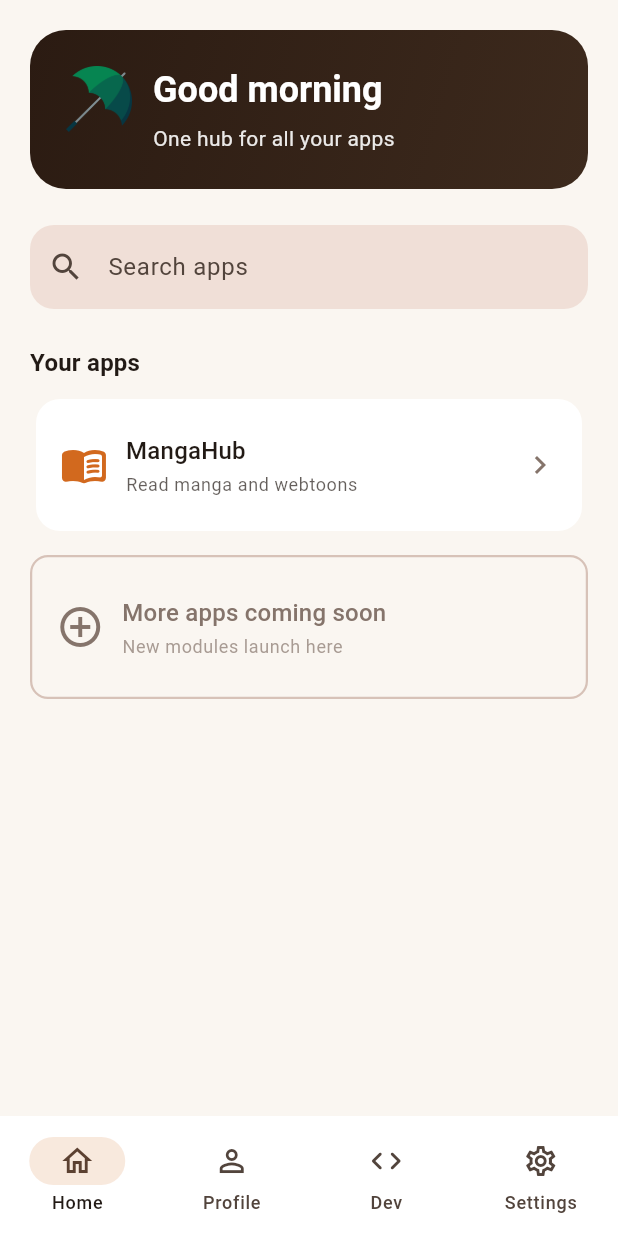
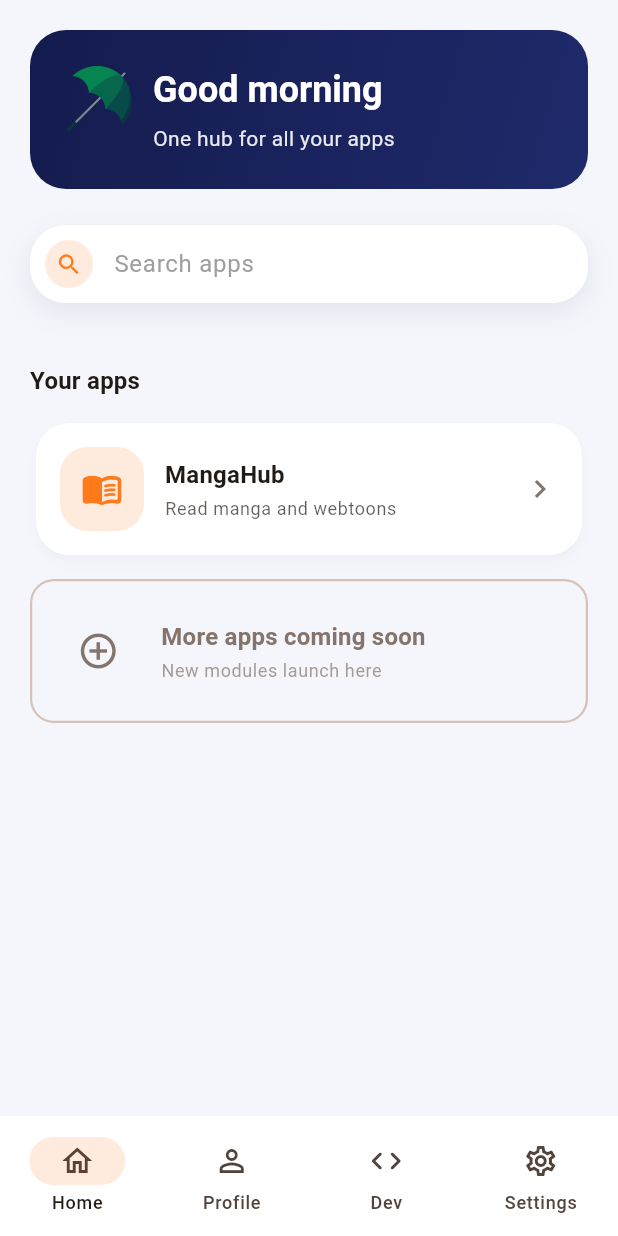
Before and after one commit to johncarlo-dizon/umbra, a Flutter app: the screen it shows after launch, on a phone screen of 412 x 824 dp. Run offline on Flutter 3.47's test engine with Material 3 defaults, Android fonts, the light colour scheme and no system bars; our stand-ins replace cached_network_image, go_router, supabase_flutter; accounts and stored records are empty.

Commit message:
update UI

```diff
--- a/lib/apps/mangahub/screens/mangahub_home_screen.dart
+++ b/lib/apps/mangahub/screens/mangahub_home_screen.dart
@@ -28,6 +28,7 @@ class _MangaHubHomeScreenState extends State<MangaHubHomeScreen>
   bool _isSearching = false;
   final _searchController = TextEditingController();
   final _continueReadingKey = GlobalKey<_ContinueReadingRowState>();
+
   List<Map<String, String>> _genres = [];
   String? _selectedGenreId;
   String? _selectedGenreName;
@@ -96,14 +97,12 @@ class _MangaHubHomeScreenState extends State<MangaHubHomeScreen>
       if (!mounted) return;
       setState(() => _genres = genres);
     } catch (_) {
-      // Silent failure — genre chips just won't show. Not critical
-      // enough to block the rest of the screen with an error state.
+      // Silent failure — genre chips just won't show.
     }
   }
 
   Future<void> _selectGenre(String tagId, String name) async {
     if (_selectedGenreId == tagId) {
-      // Tapping the same genre again clears the filter.
       setState(() {
         _selectedGenreId = null;
         _selectedGenreName = null;
@@ -135,7 +134,7 @@ class _MangaHubHomeScreenState extends State<MangaHubHomeScreen>
   }
 
   Future<void> _onSearchChanged(String query) async {
-    setState(() {}); // refresh clear-button visibility as text changes
+    setState(() {});
     if (query.trim().isEmpty) {
       setState(() {
         _searchResults = null;
@@ -187,10 +186,15 @@ class _MangaHubHomeScreenState extends State<MangaHubHomeScreen>
                     children: [
                       Container(
                         decoration: BoxDecoration(
-                          color: Theme.of(
-                            context,
-                          ).colorScheme.surfaceContainerHighest,
+                          color: Colors.white,
                           borderRadius: BorderRadius.circular(28),
+                          boxShadow: [
+                            BoxShadow(
+                              color: AppColors.navy.withValues(alpha: 0.08),
+                              blurRadius: 16,
+                              offset: const Offset(0, 6),
+                            ),
+                          ],
                         ),
                         child: TextField(
                           controller: _searchController,
@@ -199,16 +203,24 @@ class _MangaHubHomeScreenState extends State<MangaHubHomeScreen>
                           style: Theme.of(context).textTheme.bodyLarge,
                           decoration: InputDecoration(
                             hintText: 'Search titles, genres, authors',
-                            hintStyle: TextStyle(
-                              color: Theme.of(
-                                context,
-                              ).colorScheme.onSurfaceVariant,
-                            ),
-                            prefixIcon: Icon(
-                              Icons.search,
-                              color: Theme.of(
-                                context,
-                              ).colorScheme.onSurfaceVariant,
+                            hintStyle: TextStyle(color: Colors.grey.shade500),
+                            prefixIcon: Padding(
+                              padding: const EdgeInsets.all(10),
+                              child: Container(
+                                width: 32,
+                                height: 32,
+                                decoration: BoxDecoration(
+                                  color: AppColors.orange.withValues(
+                                    alpha: 0.15,
+                                  ),
+                                  shape: BoxShape.circle,
+                                ),
+                                child: Icon(
+                                  Icons.search,
+                                  size: 18,
+                                  color: AppColors.orange,
+                                ),
+                              ),
                             ),
                             suffixIcon: _isSearching
                                 ? Padding(
@@ -235,7 +247,7 @@ class _MangaHubHomeScreenState extends State<MangaHubHomeScreen>
                                   )
                                 : null,
                             filled: true,
-                            fillColor: Colors.transparent,
+                            fillColor: Colors.white,
                             contentPadding: const EdgeInsets.symmetric(
                               vertical: 14,
                             ),
@@ -316,10 +328,16 @@ class _MangaHubHomeScreenState extends State<MangaHubHomeScreen>
                     return ChoiceChip(
                       label: Text(genre['name']!),
                       selected: isSelected,
-                      selectedColor: AppColors.terracotta,
+                      selectedColor: AppColors.orange,
+                      backgroundColor: AppColors.orange.withValues(alpha: 0.10),
+                      side: BorderSide.none,
                       labelStyle: TextStyle(
-                        color: isSelected ? Colors.white : AppColors.espresso,
-                        fontWeight: FontWeight.w500,
+                        color: isSelected ? Colors.white : AppColors.navy,
+                        fontWeight: FontWeight.w600,
+                      ),
+                      padding: const EdgeInsets.symmetric(
+                        horizontal: 6,
+                        vertical: 4,
                       ),
                       onSelected: (_) =>
                           _selectGenre(genre['id']!, genre['name']!),
--- a/lib/core/screens/umbra_shell_screen.dart
+++ b/lib/core/screens/umbra_shell_screen.dart
@@ -4,10 +4,10 @@ import 'package:go_router/go_router.dart';
 import 'package:supabase_flutter/supabase_flutter.dart';
 import '../supabase_client.dart';
 import '../widgets/app_tile.dart';
+import '../theme.dart';
+import '../shell_nav_state.dart';
 import 'auth_screen.dart';
 import 'dev_screen.dart';
-import '../theme.dart';
-import '../shell_nav_state.dart';
 
 class UmbraShellScreen extends StatefulWidget {
   const UmbraShellScreen({super.key});
@@ -27,7 +27,7 @@ class _UmbraShellScreenState extends State<UmbraShellScreen> {
       name: 'MangaHub',
       description: 'Read manga and webtoons',
       route: '/mangahub',
-      color: AppColors.terracotta,
+      color: AppColors.orange,
     ),
   ];
 
@@ -39,12 +39,17 @@ class _UmbraShellScreenState extends State<UmbraShellScreen> {
     });
     ShellNavState.requestedTabIndex.addListener(_handleTabRequest);
 
-    // Check for a request that was set BEFORE this screen existed
-    // (e.g. tapped from MangaHub) — the listener alone only catches
-    // changes that happen after this point, not ones already pending.
     final pending = ShellNavState.requestedTabIndex.value;
     if (pending != null) {
       _selectedNavIndex = pending;
+      ShellNavState.requestedTabIndex.value = null;
+    }
+  }
+
+  void _handleTabRequest() {
+    final requested = ShellNavState.requestedTabIndex.value;
+    if (requested != null) {
+      setState(() => _selectedNavIndex = requested);
       ShellNavState.requestedTabIndex.value = null;
     }
   }
@@ -54,14 +59,6 @@ class _UmbraShellScreenState extends State<UmbraShellScreen> {
     _authSubscription?.cancel();
     ShellNavState.requestedTabIndex.removeListener(_handleTabRequest);
     super.dispose();
-  }
-
-  void _handleTabRequest() {
-    final requested = ShellNavState.requestedTabIndex.value;
-    if (requested != null) {
-      setState(() => _selectedNavIndex = requested);
-      ShellNavState.requestedTabIndex.value = null; // consume it
-    }
   }
 
   String get _greeting {
@@ -178,7 +175,7 @@ class _UmbraShellScreenState extends State<UmbraShellScreen> {
                       gradient: const LinearGradient(
                         begin: Alignment.topLeft,
                         end: Alignment.bottomRight,
-                        colors: [AppColors.espresso, AppColors.espressoLight],
+                        colors: [AppColors.navy, AppColors.navyLight],
                       ),
                     ),
                     child: Row(
@@ -227,29 +224,59 @@ class _UmbraShellScreenState extends State<UmbraShellScreen> {
                   ),
                 ),
                 SliverPadding(
-                  padding: const EdgeInsets.fromLTRB(20, 0, 20, 8),
+                  padding: const EdgeInsets.fromLTRB(20, 0, 20, 16),
                   sliver: SliverToBoxAdapter(
+                    child: Container(
+                      decoration: BoxDecoration(
+                        color: Colors.white,
+                        borderRadius: BorderRadius.circular(24),
+                        boxShadow: [
+                          BoxShadow(
+                            color: AppColors.navy.withValues(alpha: 0.08),
+                            blurRadius: 16,
+                            offset: const Offset(0, 6),
+                          ),
+                        ],
+                      ),
                       child: TextField(
                         onChanged: (value) {
                           setState(() => _searchQuery = value);
                         },
                         decoration: InputDecoration(
                           hintText: 'Search apps',
-                        prefixIcon: const Icon(Icons.search),
+                          hintStyle: TextStyle(color: Colors.grey.shade500),
+                          prefixIcon: Padding(
+                            padding: const EdgeInsets.all(10),
+                            child: Container(
+                              width: 32,
+                              height: 32,
+                              decoration: BoxDecoration(
+                                color: AppColors.orange.withValues(alpha: 0.15),
+                                shape: BoxShape.circle,
+                              ),
+                              child: Icon(
+                                Icons.search,
+                                size: 18,
+                                color: AppColors.orange,
+                              ),
+                            ),
+                          ),
                           filled: true,
-                        fillColor: Theme.of(
-                          context,
-                        ).colorScheme.surfaceContainerHighest,
+                          fillColor: Colors.white,
+                          contentPadding: const EdgeInsets.symmetric(
+                            vertical: 14,
+                          ),
                           border: OutlineInputBorder(
-                          borderRadius: BorderRadius.circular(16),
+                            borderRadius: BorderRadius.circular(24),
                             borderSide: BorderSide.none,
                           ),
                         ),
                       ),
                     ),
                   ),
+                ),
                 SliverPadding(
-                  padding: const EdgeInsets.fromLTRB(20, 16, 20, 8),
+                  padding: const EdgeInsets.fromLTRB(20, 24, 20, 12),
                   sliver: SliverToBoxAdapter(
                     child: Text(
                       'Your apps',
--- a/lib/core/theme.dart
+++ b/lib/core/theme.dart
@@ -1,18 +1,14 @@
 import 'package:flutter/material.dart';
 
-/// Umbra's brand palette — warm terracotta/orange accent on a
-/// cream background, with a dark espresso-brown for hero/contrast
-/// sections. Inspired by warm coffee-app aesthetics: cozy, premium,
-/// not the default Material purple.
 class AppColors {
   AppColors._();
 
-  static const terracotta = Color(0xFFD2691E);
-  static const terracottaLight = Color(0xFFE8A15C);
-  static const espresso = Color(0xFF2B1B12);
-  static const espressoLight = Color(0xFF3D2A1D);
-  static const cream = Color(0xFFFAF6F1);
-  static const creamCard = Color(0xFFFFFFFF);
+  static const navy = Color(0xFF141B4D);
+  static const navyLight = Color(0xFF1F2A6B);
+  static const orange = Color(0xFFFF7A1A);
+  static const orangeLight = Color(0xFFFFA45C);
+  static const background = Color(0xFFF4F6FB);
+  static const card = Color(0xFFFFFFFF);
 }
 
 class AppTheme {
@@ -20,54 +16,70 @@ class AppTheme {
 
   static ThemeData get light {
     final colorScheme = ColorScheme.fromSeed(
-      seedColor: AppColors.terracotta,
+      seedColor: AppColors.orange,
       brightness: Brightness.light,
-      primary: AppColors.terracotta,
-      surface: AppColors.cream,
+      primary: AppColors.orange,
+      surface: AppColors.background,
     );
 
     return ThemeData(
       useMaterial3: true,
       colorScheme: colorScheme,
-      scaffoldBackgroundColor: AppColors.cream,
+      scaffoldBackgroundColor: AppColors.background,
       appBarTheme: const AppBarTheme(
         centerTitle: true,
         elevation: 0,
-        backgroundColor: AppColors.cream,
+        backgroundColor: AppColors.background,
         surfaceTintColor: Colors.transparent,
+        foregroundColor: AppColors.navy,
       ),
       navigationBarTheme: NavigationBarThemeData(
-        backgroundColor: AppColors.creamCard,
-        indicatorColor: AppColors.terracotta.withValues(alpha: 0.15),
+        backgroundColor: AppColors.card,
+        indicatorColor: AppColors.orange.withValues(alpha: 0.15),
         surfaceTintColor: Colors.transparent,
+        elevation: 2,
       ),
       cardTheme: CardThemeData(
-        elevation: 0,
-        color: AppColors.creamCard,
-        shape: RoundedRectangleBorder(borderRadius: BorderRadius.circular(16)),
+        elevation: 4,
+        shadowColor: AppColors.navy.withValues(alpha: 0.18),
+        surfaceTintColor: Colors.transparent,
+        color: AppColors.card,
+        shape: RoundedRectangleBorder(borderRadius: BorderRadius.circular(22)),
       ),
       filledButtonTheme: FilledButtonThemeData(
         style: FilledButton.styleFrom(
-          backgroundColor: AppColors.terracotta,
+          backgroundColor: AppColors.orange,
           foregroundColor: Colors.white,
           shape: RoundedRectangleBorder(
-            borderRadius: BorderRadius.circular(14),
+            borderRadius: BorderRadius.circular(30),
           ),
-          padding: const EdgeInsets.symmetric(horizontal: 20, vertical: 14),
+          padding: const EdgeInsets.symmetric(horizontal: 24, vertical: 16),
+          textStyle: const TextStyle(fontWeight: FontWeight.bold),
+        ),
+      ),
+      outlinedButtonTheme: OutlinedButtonThemeData(
+        style: OutlinedButton.styleFrom(
+          foregroundColor: AppColors.navy,
+          side: const BorderSide(color: AppColors.navy, width: 1.5),
+          shape: RoundedRectangleBorder(
+            borderRadius: BorderRadius.circular(30),
+          ),
+          padding: const EdgeInsets.symmetric(horizontal: 24, vertical: 16),
         ),
       ),
       chipTheme: ChipThemeData(
-        backgroundColor: AppColors.espresso.withValues(alpha: 0.05),
-        selectedColor: AppColors.terracotta,
-        labelStyle: const TextStyle(color: AppColors.espresso),
+        backgroundColor: AppColors.navy.withValues(alpha: 0.05),
+        selectedColor: AppColors.orange,
+        labelStyle: const TextStyle(color: AppColors.navy),
         secondaryLabelStyle: const TextStyle(color: Colors.white),
-        shape: RoundedRectangleBorder(borderRadius: BorderRadius.circular(20)),
+        shape: RoundedRectangleBorder(borderRadius: BorderRadius.circular(24)),
+        padding: const EdgeInsets.symmetric(horizontal: 12, vertical: 6),
       ),
       inputDecorationTheme: InputDecorationTheme(
         filled: true,
-        fillColor: AppColors.creamCard,
+        fillColor: AppColors.card,
         border: OutlineInputBorder(
-          borderRadius: BorderRadius.circular(16),
+          borderRadius: BorderRadius.circular(30),
           borderSide: BorderSide.none,
         ),
       ),
@@ -76,9 +88,9 @@ class AppTheme {
 
   static ThemeData get dark {
     final colorScheme = ColorScheme.fromSeed(
-      seedColor: AppColors.terracotta,
+      seedColor: AppColors.orange,
       brightness: Brightness.dark,
-      primary: AppColors.terracottaLight,
+      primary: AppColors.orangeLight,
     );
 
     return ThemeData(
@@ -87,7 +99,7 @@ class AppTheme {
       appBarTheme: const AppBarTheme(centerTitle: true, elevation: 0),
       cardTheme: CardThemeData(
         elevation: 1,
-        shape: RoundedRectangleBorder(borderRadius: BorderRadius.circular(16)),
+        shape: RoundedRectangleBorder(borderRadius: BorderRadius.circular(20)),
       ),
     );
   }
--- a/lib/core/widgets/app_tile.dart
+++ b/lib/core/widgets/app_tile.dart
@@ -1,7 +1,5 @@
 import 'package:flutter/material.dart';
 
-/// A single sub-app tile shown in the Umbra shell's "Your apps" section.
-/// Used for both live apps (MangaHub) and the "coming soon" placeholder.
 class AppTile extends StatelessWidget {
   final IconData icon;
   final String name;
@@ -23,6 +21,7 @@ class AppTile extends StatelessWidget {
   @override
   Widget build(BuildContext context) {
     final colorScheme = Theme.of(context).colorScheme;
+    final tileColor = color ?? colorScheme.primary;
 
     if (isPlaceholder) {
       return DottedBorderCard(
@@ -32,14 +31,18 @@ class AppTile extends StatelessWidget {
           description: description,
           iconColor: colorScheme.outline,
           textColor: colorScheme.outline,
+          iconBgColor: Colors.transparent,
         ),
       );
     }
 
     return Card(
+      elevation: 3,
+      shadowColor: Theme.of(context).colorScheme.shadow.withValues(alpha: 0.12),
+      color: Colors.white,
       child: InkWell(
         onTap: onTap,
-        borderRadius: BorderRadius.circular(12),
+        borderRadius: BorderRadius.circular(16),
         child: Padding(
           padding: const EdgeInsets.all(16),
           child: Row(
@@ -49,8 +52,9 @@ class AppTile extends StatelessWidget {
                   icon: icon,
                   name: name,
                   description: description,
-                  iconColor: colorScheme.primary,
+                  iconColor: tileColor,
                   textColor: colorScheme.onSurface,
+                  iconBgColor: tileColor.withValues(alpha: 0.15),
                 ),
               ),
               Icon(Icons.chevron_right, color: colorScheme.outline),
@@ -68,6 +72,7 @@ class _TileContent extends StatelessWidget {
   final String description;
   final Color iconColor;
   final Color textColor;
+  final Color iconBgColor;
 
   const _TileContent({
     required this.icon,
@@ -75,14 +80,23 @@ class _TileContent extends StatelessWidget {
     required this.description,
     required this.iconColor,
     required this.textColor,
+    required this.iconBgColor,
   });
 
   @override
   Widget build(BuildContext context) {
     return Row(
       children: [
-        Icon(icon, size: 32, color: iconColor),
-        const SizedBox(width: 12),
+        Container(
+          width: 56,
+          height: 56,
+          decoration: BoxDecoration(
+            color: iconBgColor,
+            borderRadius: BorderRadius.circular(18),
+          ),
+          child: Icon(icon, size: 28, color: iconColor),
+        ),
+        const SizedBox(width: 14),
         Expanded(
           child: Column(
             crossAxisAlignment: CrossAxisAlignment.start,
@@ -90,9 +104,10 @@ class _TileContent extends StatelessWidget {
             children: [
               Text(
                 name,
-                style: Theme.of(
-                  context,
-                ).textTheme.titleMedium?.copyWith(color: textColor),
+                style: Theme.of(context).textTheme.titleMedium?.copyWith(
+                  color: textColor,
+                  fontWeight: FontWeight.w600,
+                ),
               ),
               const SizedBox(height: 2),
               Text(
@@ -111,7 +126,6 @@ class _TileContent extends StatelessWidget {
   }
 }
 
-/// Simple dashed-border wrapper for the "coming soon" placeholder tile.
 class DottedBorderCard extends StatelessWidget {
   final Widget child;
 
@@ -122,7 +136,7 @@ class DottedBorderCard extends StatelessWidget {
     return Container(
       padding: const EdgeInsets.all(16),
       decoration: BoxDecoration(
-        borderRadius: BorderRadius.circular(12),
+        borderRadius: BorderRadius.circular(16),
         border: Border.all(
           color: Theme.of(context).colorScheme.outlineVariant,
           width: 1.5,
```
Lines whose indentation alone changed are shown as unchanged.
